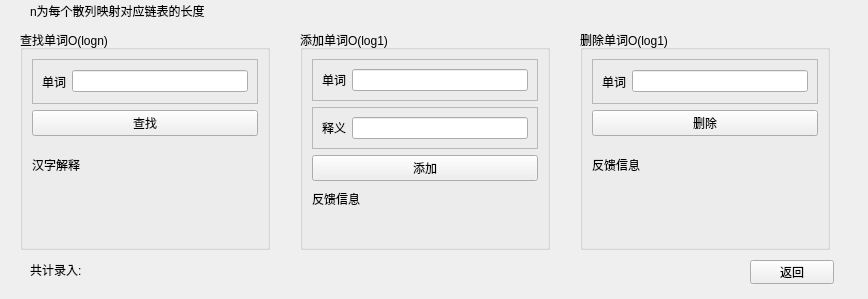
Before: the Qt Designer form dictionarypj/form2.ui in WwwwwyDev/english-chinese-dictionary, drawn with Qt 5.
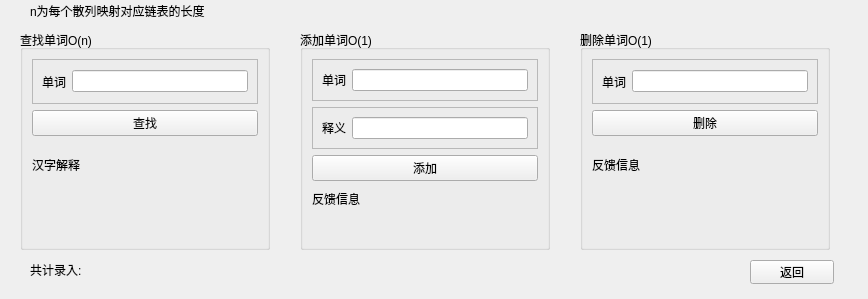
After: the same form once the commit is applied.

Diff of the .ui file:
```diff
--- a/dictionarypj/form2.ui
+++ b/dictionarypj/form2.ui
@@ -36,7 +36,7 @@
     </rect>
    </property>
    <property name="title">
-    <string>添加单词O(log1)</string>
+    <string>添加单词O(1)</string>
    </property>
    <layout class="QVBoxLayout" name="verticalLayout_2">
     <item>
@@ -116,7 +116,7 @@
     </rect>
    </property>
    <property name="title">
-    <string>删除单词O(log1)</string>
+    <string>删除单词O(1)</string>
    </property>
    <layout class="QVBoxLayout" name="verticalLayout_3">
     <item>
@@ -174,7 +174,7 @@
     </rect>
    </property>
    <property name="title">
-    <string>查找单词O(logn)</string>
+    <string>查找单词O(n)</string>
    </property>
    <layout class="QVBoxLayout" name="verticalLayout">
     <item>
```
